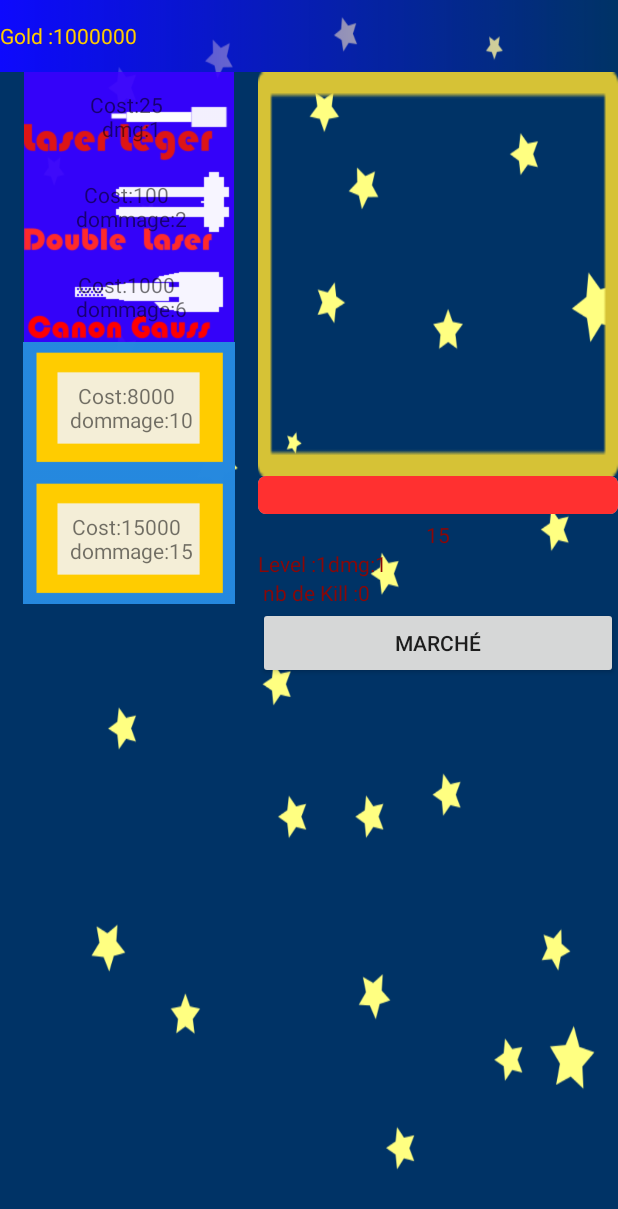
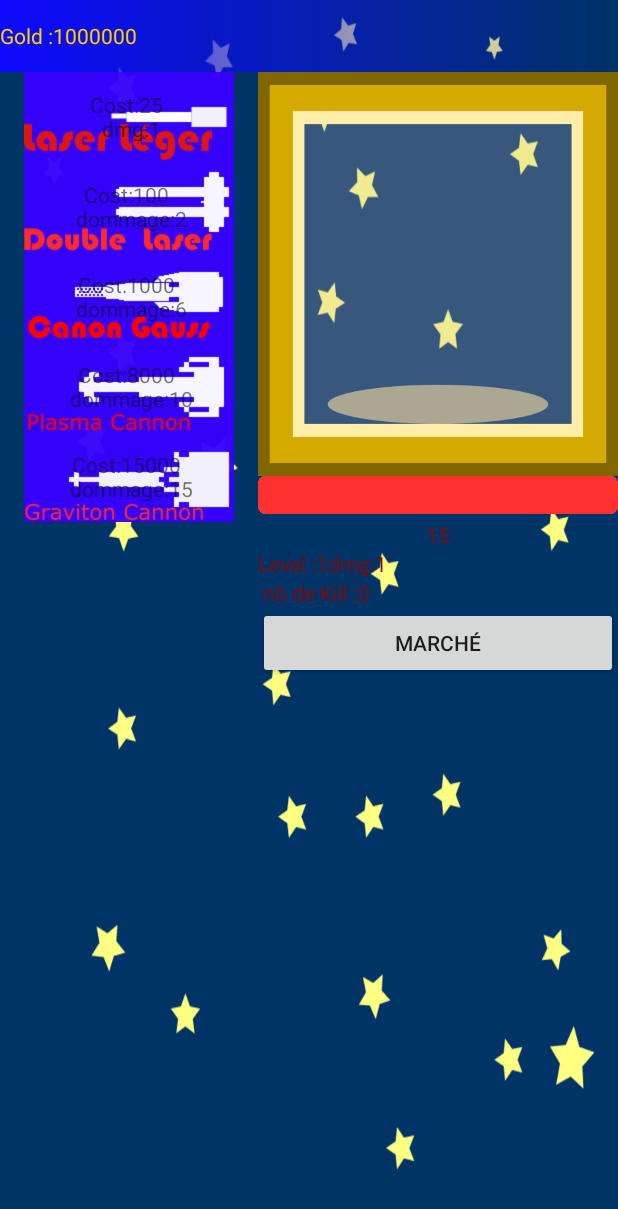
Before and after one commit to lordfred23/cotfr_projetClicker, an Android app: the screen it shows after launch (MainActivity), on a phone screen of 412 x 824 dp. Shown: the top 1209 px of the screen. Run offline under Robolectric (Android 15) with nearby library versions, the phone set to English and light mode, and no system bars.

Commit message:
travail de graphisme

```diff
--- a/JeuClicker/app/src/main/res/layout/activity_main.xml
+++ b/JeuClicker/app/src/main/res/layout/activity_main.xml
@@ -134,14 +134,14 @@
                 </RelativeLayout>
                 <RelativeLayout
                     android:layout_width="match_parent"
-                    android:layout_height="87dp"
+                    android:layout_height="60dp"
                     android:id="@+id/attack4"
                     android:onClick="onClicky">
                     <ImageView
                         android:id="@+id/ImageView4"
                         android:layout_width="wrap_content"
                         android:layout_height="wrap_content"
-                        android:src="@drawable/attacknotext"
+                        android:src="@drawable/plasmacannon"
                         android:layout_margin="0dp"
                         android:padding="0dp"/>
 
@@ -160,14 +160,14 @@
                 </RelativeLayout>
                 <RelativeLayout
                     android:layout_width="match_parent"
-                    android:layout_height="87dp"
+                    android:layout_height="60dp"
                     android:id="@+id/attack5"
                     android:onClick="onClicky">
                     <ImageView
                         android:id="@+id/ImageView5"
                         android:layout_width="wrap_content"
                         android:layout_height="wrap_content"
-                        android:src="@drawable/attacknotext"
+                        android:src="@drawable/gravitoncannon"
                         android:layout_margin="0dp"
                         android:padding="0dp"/>
 
@@ -198,7 +198,7 @@
                     android:id="@+id/layClick"
                     android:layout_width="match_parent"
                     android:layout_height="269dp"
-                    android:background="@drawable/image">
+                    android:background="@drawable/bording">
 
                 </LinearLayout>
                 <LinearLayout
```
Also changed, not shown: JeuClicker/app/src/main/java/dicj/info/jeuclicker/MainActivity.java (+7 -1 lines), JeuClicker/app/src/main/res/drawable/bording.png (added), 8 other files.
